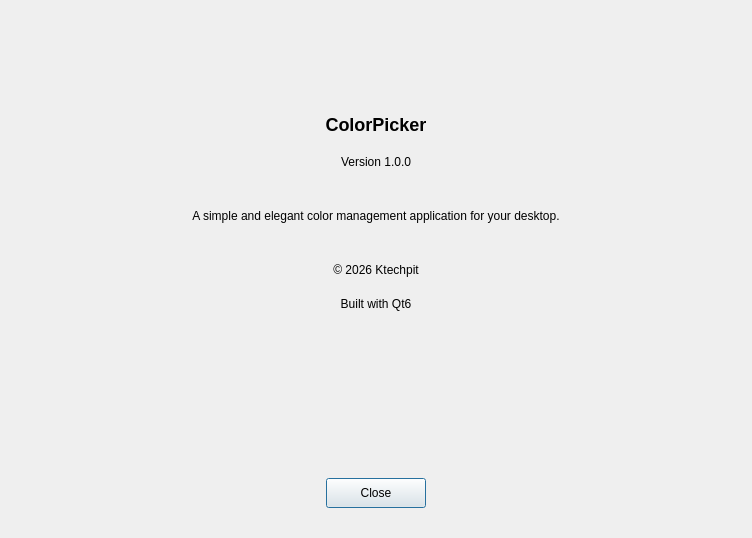
Before: the Qt Designer form ui/AboutDialog.ui in keshavbhatt/ColorSmith, drawn with Qt 5.
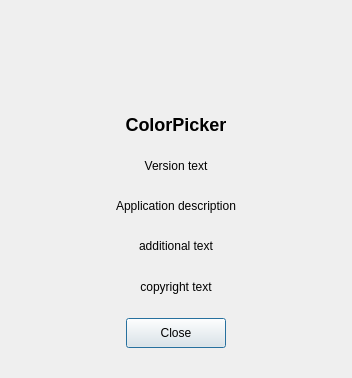
After: the same form once the commit is applied.

Commit message: refactor: update AboutDialog content and layout

What changed in the file:
```diff
--- a/ui/AboutDialog.ui
+++ b/ui/AboutDialog.ui
@@ -6,8 +6,8 @@
    <rect>
     <x>0</x>
     <y>0</y>
-    <width>752</width>
-    <height>538</height>
+    <width>352</width>
+    <height>378</height>
    </rect>
   </property>
   <property name="windowTitle">
@@ -103,33 +103,23 @@
    <item>
     <widget class="QLabel" name="versionLabel">
      <property name="text">
-      <string>Version 1.0.0</string>
+      <string>Version text</string>
      </property>
      <property name="alignment">
       <set>Qt::AlignmentFlag::AlignCenter</set>
      </property>
     </widget>
    </item>
-   <item>
-    <spacer name="verticalSpacer_1">
-     <property name="orientation">
-      <enum>Qt::Orientation::Vertical</enum>
-     </property>
-     <property name="sizeType">
-      <enum>QSizePolicy::Policy::Fixed</enum>
-     </property>
-     <property name="sizeHint" stdset="0">
-      <size>
-       <width>20</width>
-       <height>20</height>
-      </size>
-     </property>
-    </spacer>
-   </item>
    <item>
     <widget class="QLabel" name="descriptionLabel">
+     <property name="sizePolicy">
+      <sizepolicy hsizetype="Preferred" vsizetype="Maximum">
+       <horstretch>0</horstretch>
+       <verstretch>0</verstretch>
+      </sizepolicy>
+     </property>
      <property name="text">
-      <string>A simple and elegant color management application for your desktop.</string>
+      <string>Application description</string>
      </property>
      <property name="textFormat">
       <enum>Qt::TextFormat::RichText</enum>
@@ -142,39 +132,10 @@
      </property>
     </widget>
    </item>
-   <item>
-    <spacer name="verticalSpacer_2">
-     <property name="orientation">
-      <enum>Qt::Orientation::Vertical</enum>
-     </property>
-     <property name="sizeType">
-      <enum>QSizePolicy::Policy::Fixed</enum>
-     </property>
-     <property name="sizeHint" stdset="0">
-      <size>
-       <width>20</width>
-       <height>20</height>
-      </size>
-     </property>
-    </spacer>
-   </item>
-   <item>
-    <widget class="QLabel" name="copyrightLabel">
-     <property name="text">
-      <string>© 2026 Ktechpit</string>
-     </property>
-     <property name="textFormat">
-      <enum>Qt::TextFormat::RichText</enum>
-     </property>
-     <property name="alignment">
-      <set>Qt::AlignmentFlag::AlignCenter</set>
-     </property>
-    </widget>
-   </item>
    <item>
     <widget class="QLabel" name="additionalInfoLabel">
      <property name="text">
-      <string>Built with Qt6</string>
+      <string>additional text</string>
      </property>
      <property name="textFormat">
       <enum>Qt::TextFormat::RichText</enum>
@@ -188,17 +149,17 @@
     </widget>
    </item>
    <item>
-    <spacer name="verticalSpacer">
-     <property name="orientation">
-      <enum>Qt::Orientation::Vertical</enum>
+    <widget class="QLabel" name="copyrightLabel">
+     <property name="text">
+      <string>copyright text</string>
      </property>
-     <property name="sizeHint" stdset="0">
-      <size>
-       <width>20</width>
-       <height>40</height>
-      </size>
+     <property name="textFormat">
+      <enum>Qt::TextFormat::RichText</enum>
      </property>
-    </spacer>
+     <property name="alignment">
+      <set>Qt::AlignmentFlag::AlignCenter</set>
+     </property>
+    </widget>
    </item>
    <item>
     <layout class="QHBoxLayout" name="horizontalLayout">
```
The commit also changes 1 other file.
